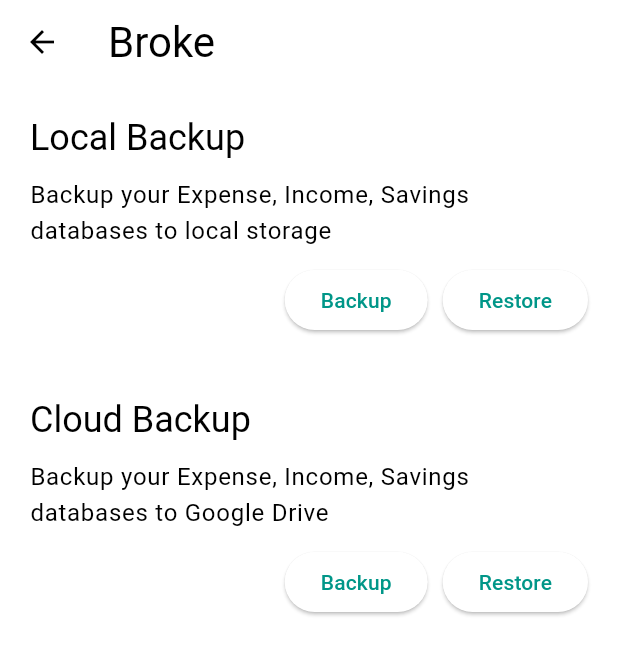
After one commit to DeFerence3/broke, a Flutter app: the BackupPage screen opened directly, after a tap on "Backup", on a phone screen of 412 x 824 dp. The commit adds this screen. Shown: the top 655 px of the screen. Run offline on Flutter 3.47's test engine with Material 2 defaults, Android fonts, the phone set to English and light mode, and no system bars; drawn by our look-alikes of dynamic_color; our stand-ins replace date_format, file_picker, fluttertoast, objectbox; generated files the repository leaves out were written again.

Commit message:
added local backup

```diff
--- a/lib/main.dart
+++ b/lib/main.dart
@@ -32,14 +32,16 @@ class MyApp extends StatelessWidget {
         debugShowCheckedModeBanner: false,
         title: "Broken",
         theme: ThemeData(
+          fontFamily: DefaultTextStyle.of(context).style.fontFamily,
           colorScheme: lightColorScheme ?? _defaultLightColorScheme,
           useMaterial3: true,
         ),
         darkTheme: ThemeData(
+          fontFamily: DefaultTextStyle.of(context).style.fontFamily,
           colorScheme: darkColorScheme ?? _defaultDarkColorScheme,
           useMaterial3: true,
         ),
-        home: HomePage(),
+        home: const HomePage(),
       );
     });
   }
--- /dev/null
+++ b/lib/modules/components/backuppage.dart
@@ -0,0 +1,182 @@
+import 'dart:io';
+
+import 'package:broke/database/objectbox.dart';
+import 'package:file_picker/file_picker.dart';
+import 'package:flutter/material.dart';
+import 'package:fluttertoast/fluttertoast.dart';
+
+class BackupPage extends StatefulWidget {
+  final ObjectBox objectbox;
+
+  const BackupPage(this.objectbox, {super.key});
+
+  @override
+  _BackupPageState createState() => _BackupPageState();
+}
+
+class _BackupPageState extends State<BackupPage> {
+  @override
+  Widget build(BuildContext context) {
+    TextTheme textTheme = Theme.of(context).textTheme;
+    ColorScheme colorScheme = Theme.of(context).colorScheme;
+
+    return Scaffold(
+      appBar: appbar(textTheme),
+      body: Column(
+        crossAxisAlignment: CrossAxisAlignment.stretch,
+        children: [
+          Container(
+            margin: const EdgeInsets.all(10),
+            padding: const EdgeInsets.all(10),
+            decoration: BoxDecoration(
+              color: colorScheme.onSecondary,
+              borderRadius: BorderRadius.circular(10),
+            ),
+            child: Column(
+              mainAxisAlignment: MainAxisAlignment.center,
+              crossAxisAlignment: CrossAxisAlignment.start,
+              children: [
+                Text(
+                  'Local Backup',
+                  style: textTheme.headlineSmall,
+                  selectionColor: colorScheme.onSecondary,
+                  textAlign: TextAlign.left,
+                ),
+                const SizedBox(
+                  height: 10,
+                ),
+                Text(
+                  'Backup your Expense, Income, Savings databases to local storage',
+                  style: textTheme.bodyLarge,
+                  selectionColor: colorScheme.onSecondary,
+                  textAlign: TextAlign.left,
+                ),
+                const SizedBox(
+                  height: 10,
+                ),
+                Row(
+                  mainAxisAlignment: MainAxisAlignment.end,
+                  children: [
+                    ElevatedButton(
+                      onPressed: () {
+                        permissionCheckerAndPathSelector(true);
+                      },
+                      child: const Text('Backup'),
+                    ),
+                    const SizedBox(
+                      width: 10,
+                    ),
+                    ElevatedButton(
+                      onPressed: () {
+                        permissionCheckerAndPathSelector(false);
+                      },
+                      child: const Text('Restore'),
+                    )
+                  ],
+                ),
+              ],
+            ),
+          ),
+          Container(
+            margin: const EdgeInsets.all(10),
+            padding: const EdgeInsets.all(10),
+            decoration: BoxDecoration(
+              color: colorScheme.onSecondary,
+              borderRadius: BorderRadius.circular(10),
+            ),
+            child: Column(
+              mainAxisAlignment: MainAxisAlignment.center,
+              crossAxisAlignment: CrossAxisAlignment.start,
+              children: [
+                Text(
+                  'Cloud Backup',
+                  style: textTheme.headlineSmall,
+                  selectionColor: colorScheme.onSecondary,
+                  textAlign: TextAlign.left,
+                ),
+                const SizedBox(
+                  height: 10,
+                ),
+                Text(
+                  'Backup your Expense, Income, Savings databases to Google Drive',
+                  style: textTheme.bodyLarge,
+                  selectionColor: colorScheme.onSecondary,
+                  textAlign: TextAlign.left,
+                ),
+                const SizedBox(
+                  height: 10,
+                ),
+                Row(
+                  mainAxisAlignment: MainAxisAlignment.end,
+                  children: [
+                    ElevatedButton(
+                      onPressed: () {
+                        showToast("not implemented");
+                      },
+                      child: const Text('Backup'),
+                    ),
+                    const SizedBox(
+                      width: 10,
+                    ),
+                    ElevatedButton(
+                      onPressed: () {
+                        showToast("not implemented");
+                      },
+                      child: const Text('Restore'),
+                    )
+                  ],
+                ),
+              ],
+            ),
+          ),
+        ],
+      ),
+    );
+  }
+
+  appbar(TextTheme textTheme) {
+    return AppBar(
+      leading: const BackButton(),
+      title: Text(
+        "Broke ",
+        style: textTheme.headlineMedium,
+      ),
+    );
+  }
+
+  void showToast(String text) {
+    Fluttertoast.showToast(
+        msg: text,
+        toastLength: Toast.LENGTH_SHORT,
+        gravity: ToastGravity.BOTTOM,
+        textColor: Colors.white,
+        fontSize: 16.0);
+  }
+
+  permissionCheckerAndPathSelector(bool mode) async {
+    String? selectedDirectory;
+    FilePickerResult? result;
+    File file, fi;
+    mode
+        ? {
+            selectedDirectory = await FilePicker.platform.getDirectoryPath(),
+            if (selectedDirectory != null)
+              {
+                fi = File("$selectedDirectory/bacup.zip"),
+                fi.existsSync() ? fi.deleteSync() : null,
+                widget.objectbox.backupRestoreObjectBox(selectedDirectory, mode)
+              }
+          }
+        : {
+            result = await FilePicker.platform.pickFiles(
+              type: FileType.custom,
+              allowedExtensions: ['zip'],
+            ),
+            if (result != null)
+              {
+                widget.objectbox.backupRestoreObjectBox(
+                    result.files.single.path as String, mode),
+              }
+          };
+  }
+}
--- a/pubspec.yaml
+++ b/pubspec.yaml
@@ -18,8 +18,12 @@ dependencies:
   #ObjectBox
   objectbox: ^2.0.0
   objectbox_sync_flutter_libs: any
+
   date_format: ^2.0.7
   dynamic_color: ^1.6.5
+  file_picker: ^5.3.2
+  permission_handler: ^10.3.0
+  external_path: ^1.0.3
 
 dev_dependencies:
   flutter_test:
@@ -29,7 +33,7 @@ dev_dependencies:
   fluttertoast: ^8.2.1
 
   #ObjectBox
-  build_runner: ^2.4.4
+  build_runner: ^2.4.5
   objectbox_generator: any
 
   path_provider: ^2.0.15
```
Also changed, not shown: lib/database/objectbox.dart (+37 -15 lines), lib/modules/HomePage.dart (+25 -14 lines), lib/modules/components/about.dart (added), pubspec.lock, 10 other files.
